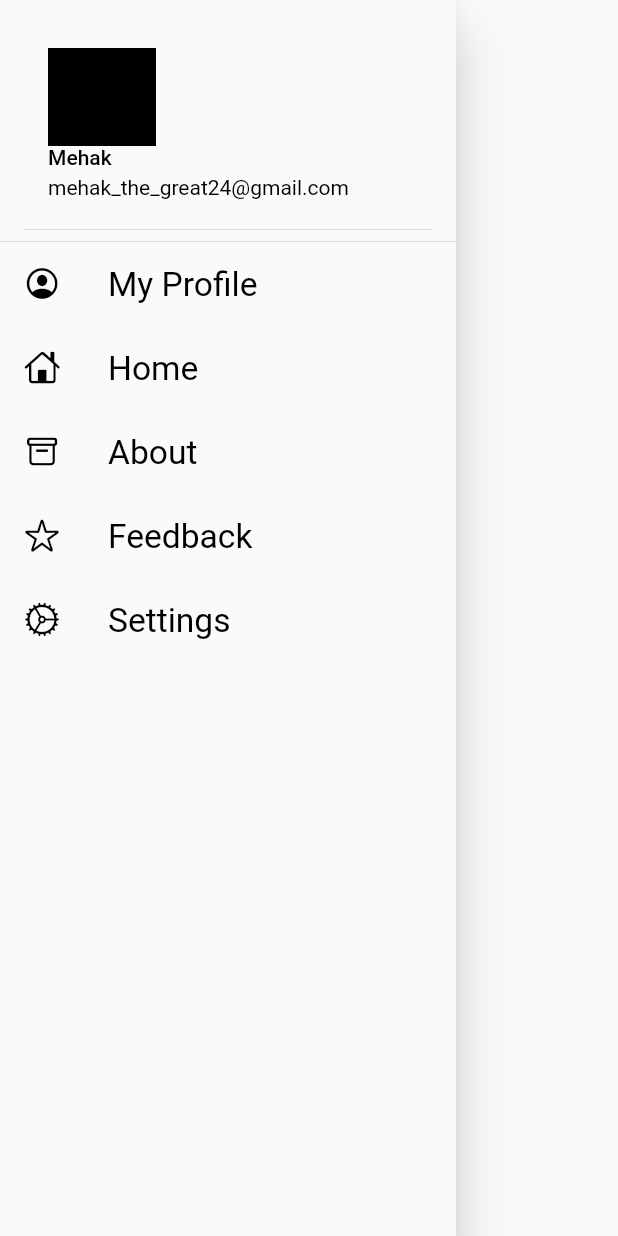
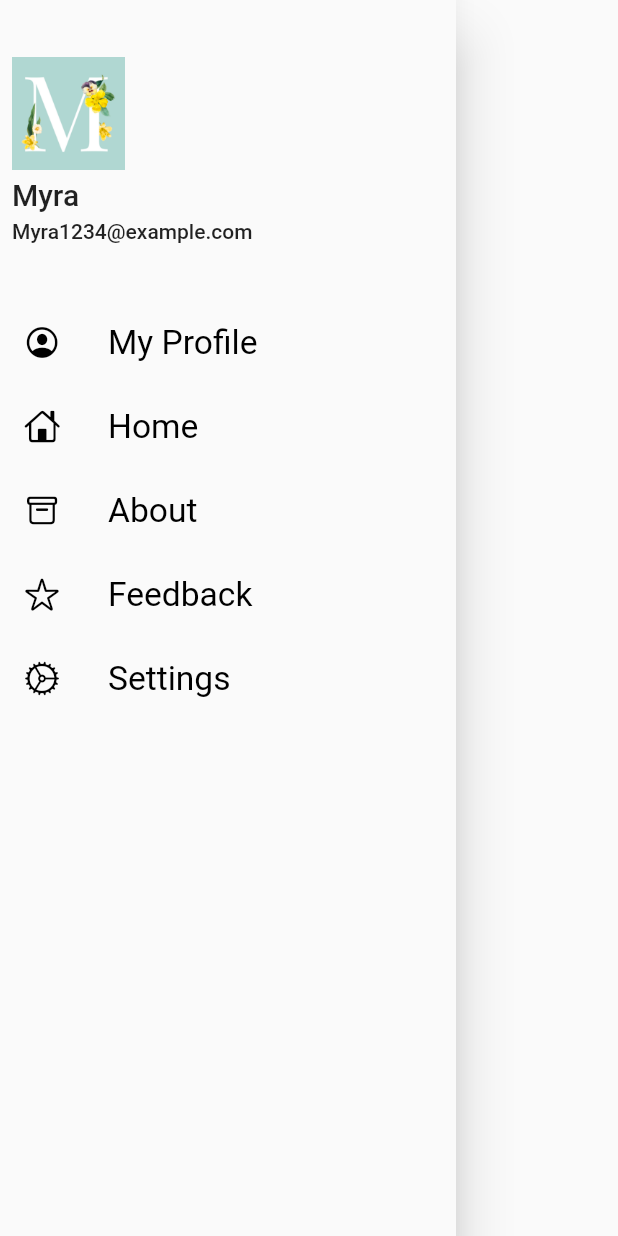
Before and after one commit to IshitaArora-246/E-commerceApp, a Flutter app: the Mydrawer widget shown alone on an empty page, opened directly, on a phone screen of 412 x 824 dp. Run offline on Flutter 3.47's test engine with Material 2 defaults, Android fonts, the phone set to English and light mode, and no system bars; our stand-ins replace google_fonts; network calls fail.

Commit message:
errors removed

```diff
--- a/lib/widgets/drawer.dart
+++ b/lib/widgets/drawer.dart
@@ -12,20 +12,26 @@ class Mydrawer extends StatelessWidget {
         child: ListView(
           padding: EdgeInsets.all(0),
           children: [
-            DrawerHeader(
-              margin: EdgeInsets.all(0 ),
-              child: UserAccountsDrawerHeader(
-                margin: EdgeInsets.all(0),
-                decoration: BoxDecoration(color: Colors.transparent),
-                accountName: Text(
-                  "Mehak",
-                  style: TextStyle(color: Colors.black),
-                ),
-                accountEmail: Text("mehak_the_great24@gmail.com",
-                    style: TextStyle(color: Colors.black)),
-                currentAccountPicture: Image.asset(
-                  "assets/images/m.jpg",
-                  color: Colors.black,
+            Padding(
+              padding: const EdgeInsets.only(left: 8.0),
+              child: Container(
+                height: 200,
+                child: Column(
+                  mainAxisAlignment: MainAxisAlignment.center,
+                  crossAxisAlignment: CrossAxisAlignment.start,
+                  children: [
+                    Container(
+                        child: Image.asset("assets/images/m.jpg",
+                            width: 75, height: 75)),
+                    SizedBox(height: 5),
+                    Text("Myra",
+                        style: TextStyle(
+                            fontSize: 20, fontWeight: FontWeight.w500)),
+                    SizedBox(height: 5),
+                    Text("Myra1234@example.com",
+                        style: TextStyle(
+                            fontSize: 14, fontWeight: FontWeight.w500))
+                  ],
                 ),
               ),
             ),
```
Also changed, not shown: lib/pages/carts_page.dart (added, +31 -0 lines), lib/pages/home_page.dart (+5 -2 lines), lib/pages/productView.dart (+25 -4 lines).
